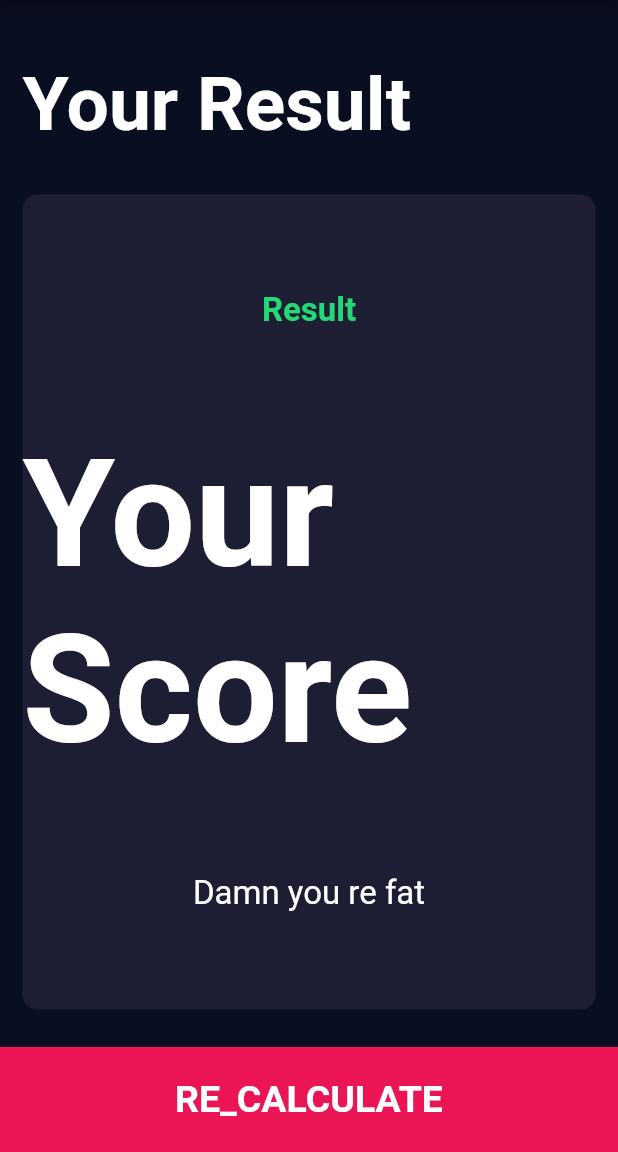
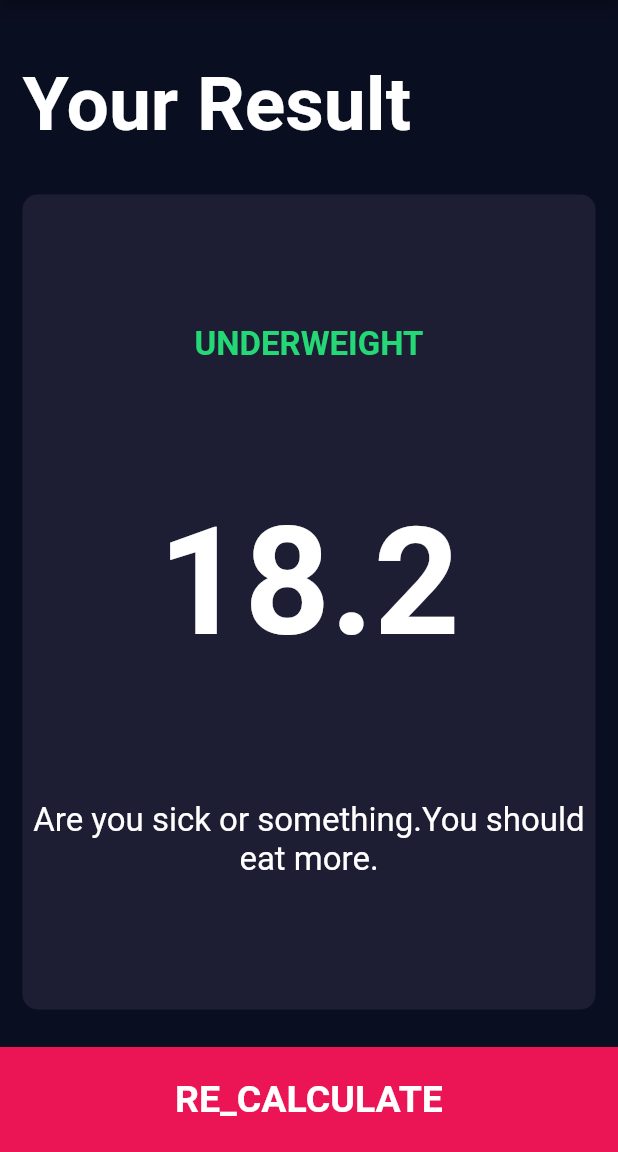
Before and after one commit to oguzhanbagirci/bmi_calculator, a Flutter app: the screen it shows after launch, after a tap on "CALCULATE", on a phone screen of 412 x 824 dp, the part 84-1236 px from its top. Run offline on Flutter 3.47's test engine with Material 2 defaults, Android fonts, the phone set to English and light mode, and no system bars; our stand-ins replace font_awesome_flutter.

Commit message:
second page edited, calculator functionality added, all the constants and extracted widgets gathered in same file

```diff
--- /dev/null
+++ b/lib/calc_func.dart
@@ -0,0 +1,42 @@
+import 'dart:math';
+class Calculator{
+  Calculator({this.height,this.weight});
+
+  int height;
+  int weight;
+  double _bmi;
+
+
+
+  String calculateBMI(){
+    _bmi = weight / pow(height / 100, 2);
+    return _bmi.toStringAsFixed(1);
+  }
+
+  String getResult(){
+    if(_bmi >= 25){
+      return 'Overweight';
+    }
+    else if(_bmi > 18.5){
+      return 'Normal';
+    }
+    else{
+      return 'Underweight';
+    }
+
+
+  }
+  String getMessage(){
+    if(_bmi >= 25){
+      return 'You are fat dude.You need to exercise more.';
+    }
+    else if(_bmi >= 18.5){
+      return 'You have normal body mass index.Keep it going.Stay sharp!';
+    }
+    else{
+      return 'Are you sick or something.You should eat more.';
+    }
+
+  }
+
+}
--- a/lib/calculator_page.dart
+++ b/lib/calculator_page.dart
@@ -1,7 +1,15 @@
+import 'package:bmi_calculator/constants.dart';
 import 'package:flutter/material.dart';
 import 'home_page.dart';
+import 'extracted_widgets.dart';
 
 class CalcPage extends StatelessWidget {
+  CalcPage({this.bmiResult,this.resultText,this.message});
+
+
+  final String bmiResult;
+  final String resultText;
+  final String message;
 
 
   @override
@@ -20,10 +28,7 @@ class CalcPage extends StatelessWidget {
               alignment: Alignment.bottomLeft,
               child: Text(
                 'Your Result',
-                style: TextStyle(
-                  fontSize: 50,
-                  fontWeight: FontWeight.bold,
-                ),
+                style: kTitleTextStyle,
               ),
             ),
           ),
@@ -36,26 +41,17 @@ class CalcPage extends StatelessWidget {
                 crossAxisAlignment: CrossAxisAlignment.center,
                 children: [
                   Text(
-                    'Result',
-                    style: TextStyle(
-                      color: Color(0xFF24D876),
-                      fontSize: 22.0,
-                      fontWeight: FontWeight.bold,
-                    ),
+                    resultText.toUpperCase(),
+                    style: kResultTextStyle,
                   ),
                   Text(
-                    'Your Score',
-                    style: TextStyle(
-                      fontSize: 100.0,
-                      fontWeight: FontWeight.bold,
-                    ),
+                    bmiResult,
+                    style: kBMITextStyle,
                   ),
                   Text(
-                    'Damn you re fat',
+                    message,
                     textAlign: TextAlign.center,
-                    style: TextStyle(
-                      fontSize: 22.0,
-                    ),
+                    style: kBodyTextStyle,
                   ),
                 ],
               ),
--- /dev/null
+++ b/lib/constants.dart
@@ -0,0 +1,40 @@
+import 'package:flutter/material.dart';
+
+const kBottomContainerHeight = 70.0;
+const kActiveCardColor = Color(0xFF1D1E33);
+const kInactiveCardColor = Color(0xFF111328);
+const kBottomContainerColor = Color(0xFFEB1555);
+
+const kLabelTextStyle = TextStyle(
+  fontSize: 18.0,
+  color: Color(0xFF8D8E98),
+);
+
+const kNumberTextStyle = TextStyle(
+    fontSize: 50,
+    fontWeight: FontWeight.w900
+
+);
+const kLargeButtonTextStyle = TextStyle(
+  fontSize: 25,
+  fontWeight: FontWeight.bold,
+);
+
+const kTitleTextStyle = TextStyle(
+  fontSize: 50,
+  fontWeight: FontWeight.bold,
+);
+
+const kResultTextStyle = TextStyle(
+  color: Color(0xFF24D876),
+  fontSize: 22.0,
+  fontWeight: FontWeight.bold,
+);
+const kBMITextStyle = TextStyle(
+  fontSize: 100.0,
+  fontWeight: FontWeight.bold,
+);
+
+const kBodyTextStyle = TextStyle(
+  fontSize: 22.0,
+);
--- /dev/null
+++ b/lib/extracted_widgets.dart
@@ -0,0 +1,95 @@
+import 'package:flutter/material.dart';
+import 'constants.dart';
+class Card1 extends StatelessWidget {
+  Card1({this.cardChild, this.onTap, this.colour});
+  final Widget cardChild;
+  final Function onTap;
+  final Color colour;
+
+  @override
+  Widget build(BuildContext context) {
+    return GestureDetector(
+      onTap: onTap,
+      child: Container(
+        child: cardChild,
+        margin: EdgeInsets.all(15.0),
+        decoration: BoxDecoration(
+          color: colour,
+          borderRadius: BorderRadius.circular(10.0),
+        ),
+      ),
+    );
+  }
+}
+
+class FontIcons extends StatelessWidget {
+  FontIcons({this.icon, this.label});
+  final IconData icon;
+  final String label;
+  @override
+  Widget build(BuildContext context) {
+    return Column(
+      mainAxisAlignment: MainAxisAlignment.center,
+      children: [
+        Icon(
+          icon,
+          size: 80.0,
+        ),
+        SizedBox(
+          height: 15.0,
+        ),
+        Text(
+            label,
+            style: kLabelTextStyle
+        ),
+
+      ],
+    );
+  }
+}
+
+class PlusMinusButtons extends StatelessWidget {
+  PlusMinusButtons({@required this.icon, @required this.onPress});
+  final IconData icon;
+  final Function onPress;
+
+  @override
+  Widget build(BuildContext context) {
+    return RawMaterialButton(
+      onPressed: onPress,
+      child: Icon(icon),
+      constraints: BoxConstraints.tightFor(
+        width: 52.0,
+        height: 52.0,
+      ),
+      elevation: 0.0,
+      shape: CircleBorder(),
+      fillColor: Color(0xFF4C4F5E),
+    );
+  }
+}
+
+class BottomButton extends StatelessWidget {
+  BottomButton({this.buttonTitle,this.onTap});
+  final Function onTap;
+  final String buttonTitle;
+
+  @override
+  Widget build(BuildContext context) {
+    return GestureDetector(
+      onTap: onTap,
+      child: Container(
+        margin: EdgeInsets.only(top: 10.0),
+        width: double.infinity,
+        height: kBottomContainerHeight,
+        color: kBottomContainerColor,
+        child: Center(
+          child: Text(
+              buttonTitle,
+              style: kLargeButtonTextStyle
+          ),
+        ),
+      ),
+    );
+  }
+}
--- a/lib/home_page.dart
+++ b/lib/home_page.dart
@@ -1,9 +1,12 @@
 import 'dart:ui';
 
 import 'package:bmi_calculator/calculator_page.dart';
+import 'package:bmi_calculator/constants.dart';
 import 'package:flutter/material.dart';
 import 'package:font_awesome_flutter/font_awesome_flutter.dart';
 import 'calculator_page.dart';
+import 'calc_func.dart';
+import 'extracted_widgets.dart';
 
 const bottomContainerHeight = 70.0;
 const activeCardColor = Color(0xFF1D1E33);
@@ -81,10 +84,7 @@ class _HomePageState extends State<HomePage> {
                   children: [
                     Text(
                       'HEIGHT',
-                      style: TextStyle(
-                        fontSize: 18.0,
-                        color: Color(0xFF8D8E98),
-                      ),
+                      style: kLabelTextStyle,
                     ),
                     Row(
                       mainAxisAlignment: MainAxisAlignment.center,
@@ -93,17 +93,11 @@ class _HomePageState extends State<HomePage> {
                       children: [
                         Text(
                           height.toString(),
-                          style: TextStyle(
-                            fontSize: 50.0,
-                            fontWeight: FontWeight.w900,
-                          ),
+                          style: kNumberTextStyle,
                         ),
                         Text(
                           'cm',
-                          style: TextStyle(
-                            fontSize: 18.0,
-                            color: Color(0xFF8D8E98),
-                          ),
+                          style: kLabelTextStyle,
                         ),
                       ],
                     ),
@@ -142,17 +136,11 @@ class _HomePageState extends State<HomePage> {
                         children: [
                           Text(
                             'WEIGHT',
-                            style: TextStyle(
-                              fontSize: 18.0,
-                              color: Color(0xFF8D8E98),
-                            ),
+                            style: kLabelTextStyle,
                           ),
                           Text(
                             weight.toString(),
-                            style: TextStyle(
-                              fontSize: 50.0,
-                              fontWeight: FontWeight.w900,
-                            ),
+                            style: kNumberTextStyle,
                           ),
                           Row(
                             mainAxisAlignment: MainAxisAlignment.center,
@@ -190,17 +178,11 @@ class _HomePageState extends State<HomePage> {
                         children: [
                           Text(
                             'AGE',
-                            style: TextStyle(
-                              fontSize: 18.0,
-                              color: Color(0xFF8D8E98),
-                            ),
+                            style: kLabelTextStyle,
                           ),
                           Text(
                             age.toString(),
-                            style: TextStyle(
-                              fontSize: 50.0,
-                              fontWeight: FontWeight.w900,
-                            ),
+                            style: kNumberTextStyle,
                           ),
                           Row(
                             mainAxisAlignment: MainAxisAlignment.center,
@@ -236,10 +218,17 @@ class _HomePageState extends State<HomePage> {
             BottomButton(
               buttonTitle: 'CALCULATE',
               onTap: (){
+                Calculator calc = Calculator(height: height,weight: weight);
                 Navigator.push(
                     context,
                     MaterialPageRoute(
-                        builder: (context) => CalcPage()));
+                        builder: (context) => CalcPage(
+                          bmiResult: calc.calculateBMI(),
+                          resultText: calc.getResult(),
+                          message: calc.getMessage(),
+
+
+                        )));
               },
 
             ),
@@ -248,103 +237,3 @@ class _HomePageState extends State<HomePage> {
     );
   }
 }
-
-class Card1 extends StatelessWidget {
-  Card1({this.cardChild, this.onTap, this.colour});
-  final Widget cardChild;
-  final Function onTap;
-  final Color colour;
-
-  @override
-  Widget build(BuildContext context) {
-    return GestureDetector(
-      onTap: onTap,
-      child: Container(
-        child: cardChild,
-        margin: EdgeInsets.all(15.0),
-        decoration: BoxDecoration(
-          color: colour,
-          borderRadius: BorderRadius.circular(10.0),
-        ),
-      ),
-    );
-  }
-}
-
-class FontIcons extends StatelessWidget {
-  FontIcons({this.icon, this.label});
-  final IconData icon;
-  final String label;
-  @override
-  Widget build(BuildContext context) {
-    return Column(
-      mainAxisAlignment: MainAxisAlignment.center,
-      children: [
-        Icon(
-          icon,
-          size: 80.0,
-        ),
-        SizedBox(
-          height: 15.0,
-        ),
-        Text(
-          label,
-          style: TextStyle(
-            fontSize: 18.0,
-            color: Color(0xFF8D8E98),
-          ),
-        ),
-
-      ],
-    );
-  }
-}
-
-class PlusMinusButtons extends StatelessWidget {
-  PlusMinusButtons({@required this.icon, @required this.onPress});
-  final IconData icon;
-  final Function onPress;
-
-  @override
-  Widget build(BuildContext context) {
-    return RawMaterialButton(
-      onPressed: onPress,
-      child: Icon(icon),
-      constraints: BoxConstraints.tightFor(
-        width: 52.0,
-        height: 52.0,
-      ),
-      elevation: 0.0,
-      shape: CircleBorder(),
-      fillColor: Color(0xFF4C4F5E),
-    );
-  }
-}
-
-class BottomButton extends StatelessWidget {
-  BottomButton({this.buttonTitle,this.onTap});
-  final Function onTap;
-  final String buttonTitle;
-
-  @override
-  Widget build(BuildContext context) {
-    return GestureDetector(
-      onTap: onTap,
-      child: Container(
-        margin: EdgeInsets.only(top: 10.0),
-        width: double.infinity,
-        height: bottomContainerHeight,
-        color: bottomContainerColor,
-        child: Center(
-          child: Text(
-            buttonTitle,
-            style: TextStyle(
-              fontSize: 25,
-              fontWeight: FontWeight.bold,
-            ),
-          ),
-        ),
-      ),
-    );
-  }
-}
```
